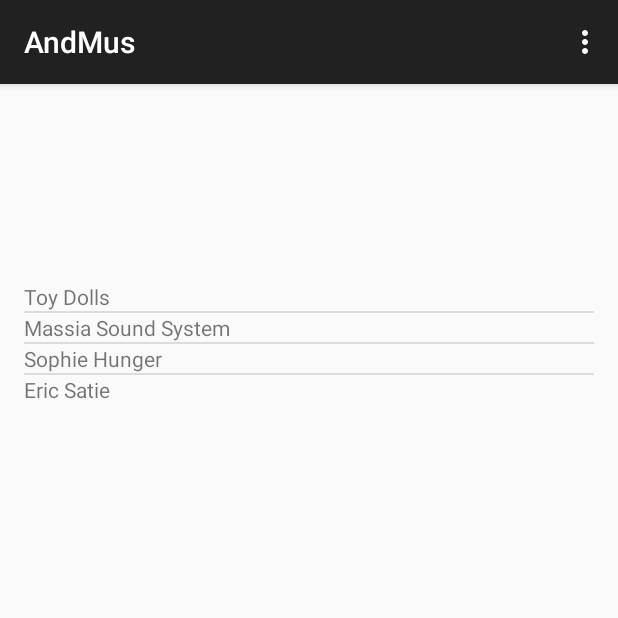
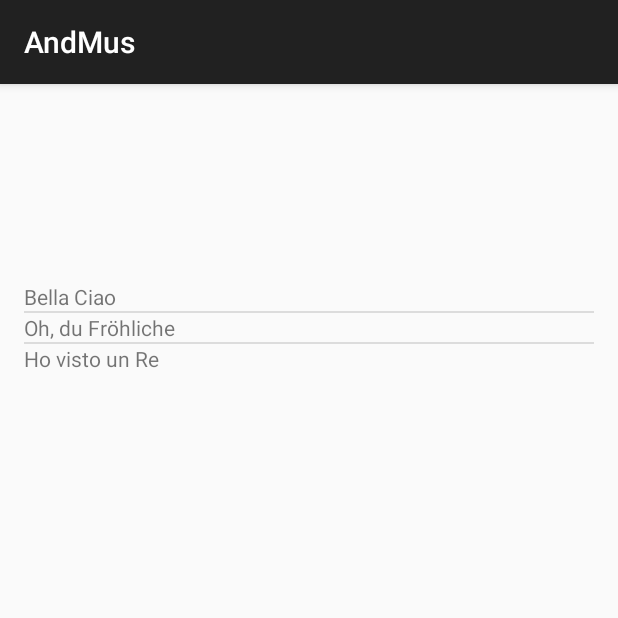
Before and after one commit to coolt/AndMus, an Android app: the screen it shows after launch (MainActivity before the commit, FilesActivity after it), after a tap on "Toy Dolls", on a phone screen of 412 x 824 dp, the top half of it. Run offline under Robolectric (Android 15) with nearby library versions, the phone set to English and light mode, and no system bars.

Commit message:
start a new activity for the list of files

```diff
--- a/app/src/main/AndroidManifest.xml
+++ b/app/src/main/AndroidManifest.xml
@@ -16,6 +16,7 @@
                 <category android:name="android.intent.category.LAUNCHER" />
             </intent-filter>
         </activity>
+        <activity android:name="com.andmus.app.MainActivity$FilesActivity" />
     </application>
 
 </manifest>
--- a/app/src/main/java/com/andmus/app/MainActivity.java
+++ b/app/src/main/java/com/andmus/app/MainActivity.java
@@ -53,6 +53,19 @@ public class MainActivity extends ActionBarActivity {
         return super.onOptionsItemSelected(item);
     }
 
+    public static class FilesActivity extends ActionBarActivity {
+        protected void onCreate(Bundle savedInstanceState) {
+            super.onCreate(savedInstanceState);
+            setContentView(R.layout.activity_files);
+
+            if (savedInstanceState == null) {
+                getSupportFragmentManager().beginTransaction()
+                        .add(R.id.containerFiles, new FilesFragment())
+                        .commit();
+            }
+        }
+    }
+
     /**
      * A placeholder fragment containing a simple view.
      */
@@ -69,7 +82,12 @@ public class MainActivity extends ActionBarActivity {
         public void onActivityCreated(Bundle savedInstanceState) {
             super.onActivityCreated(savedInstanceState);
             populateDirectoriesListView();
-            // registerClickCallback();
+        }
+
+        public void onItemClick(AdapterView l, View v, int position, long id) {
+            FragmentActivity activity = getActivity();
+            Toast.makeText(activity, "abcd", Toast.LENGTH_LONG).show();
+            showFiles(position);
         }
 
         private void populateDirectoriesListView() {
@@ -79,31 +97,6 @@ public class MainActivity extends ActionBarActivity {
             ListView list = (ListView) activity.findViewById(R.id.directories);
             list.setAdapter(adapter);
             list.setOnItemClickListener(this);
-       }
-/*
-        private void registerClickCallback(){
-            FragmentActivity activity = getActivity();
-            ListView list = (ListView) activity.findViewById(R.id.directories);
-            list.setOnItemClickListener(new AdapterView.OnItemClickListener() {
-                public void onItemClick(AdapterView<?> parent, View viewClicked, int position, long id) {
-
-                    TextView itemView = (TextView) viewClicked;
-                    String message = itemView.getText().toString();
-                    FragmentActivity activity = getActivity();
-                    Toast.makeText(activity, message, Toast.LENGTH_LONG).show();
-
-                    FragmentActivity activity = getActivity();
-                    Toast.makeText(activity, "abcd", Toast.LENGTH_LONG).show();
-                    ListView listView = (ListView) parent;
-                    listView.showDetails(position);
-                }
-            });
-        }
-*/
-        public void onItemClick(AdapterView l, View v, int position, long id) {
-            FragmentActivity activity = getActivity();
-            Toast.makeText(activity, "abcd", Toast.LENGTH_LONG).show();
-            showFiles(position);
         }
 
         void showFiles(int position)  {
@@ -114,8 +107,34 @@ public class MainActivity extends ActionBarActivity {
         }
     }
 
-    public class FilesActivity extends ActionBarActivity{
+    public static class FilesFragment extends Fragment implements OnItemClickListener {
 
+        @Override
+        public View onCreateView(LayoutInflater inflater, ViewGroup container,
+                                 Bundle savedInstanceState) {
+            View rootView = inflater.inflate(R.layout.fragment_files, container, false);
+            return rootView;
+        }
+
+        @Override
+        public void onActivityCreated(Bundle savedInstanceState) {
+            super.onActivityCreated(savedInstanceState);
+            populateFilesListView();
+        }
+
+        public void onItemClick(AdapterView l, View v, int position, long id) {
+            FragmentActivity activity = getActivity();
+            Toast.makeText(activity, "chuila", Toast.LENGTH_LONG).show();
+            // showFiles(position);
+        }
+
+        private void populateFilesListView() {
+            String[] files = {"Bella Ciao", "Oh, du Fröhliche", "Ho visto un Re"};
+            FragmentActivity activity = getActivity();
+            ArrayAdapter<String> adapter = new ArrayAdapter<String>(activity, R.layout.files_item, files);
+            ListView list = (ListView) activity.findViewById(R.id.files);
+            list.setAdapter(adapter);
+            list.setOnItemClickListener(this);
+        }
     }
-
 }
--- /dev/null
+++ b/app/src/main/res/layout/activity_files.xml
@@ -0,0 +1,9 @@
+<FrameLayout xmlns:android="http://schemas.android.com/apk/res/android"
+    xmlns:tools="http://schemas.android.com/tools"
+    android:id="@+id/containerFiles"
+    android:layout_width="match_parent"
+    android:layout_height="match_parent"
+    tools:context="com.andmus.app.FilesActivity"
+    tools:ignore="MergeRootFrame" >
+
+</FrameLayout>
--- /dev/null
+++ b/app/src/main/res/layout/files_item.xml
@@ -0,0 +1,6 @@
+<?xml version="1.0" encoding="utf-8"?>
+
+<TextView xmlns:android="http://schemas.android.com/apk/res/android"
+    android:layout_width="match_parent" android:layout_height="match_parent">
+
+</TextView>
--- /dev/null
+++ b/app/src/main/res/layout/fragment_files.xml
@@ -0,0 +1,21 @@
+<RelativeLayout xmlns:android="http://schemas.android.com/apk/res/android"
+    xmlns:tools="http://schemas.android.com/tools"
+    android:layout_width="match_parent"
+    android:layout_height="match_parent"
+    android:id="@+id/fragment_files"
+    android:paddingLeft="@dimen/activity_horizontal_margin"
+    android:paddingRight="@dimen/activity_horizontal_margin"
+    android:paddingTop="@dimen/activity_vertical_margin"
+    android:paddingBottom="@dimen/activity_vertical_margin"
+    tools:context="com.andmus.app.MainActivity$FilesFragment">
+
+    <ListView
+        android:layout_width="wrap_content"
+        android:layout_height="wrap_content"
+        android:id="@+id/files"
+        android:layout_alignParentTop="true"
+        android:layout_alignParentLeft="true"
+        android:layout_alignParentStart="true"
+        android:layout_marginTop="116dp"
+        android:choiceMode="singleChoice" />
+</RelativeLayout>
```
